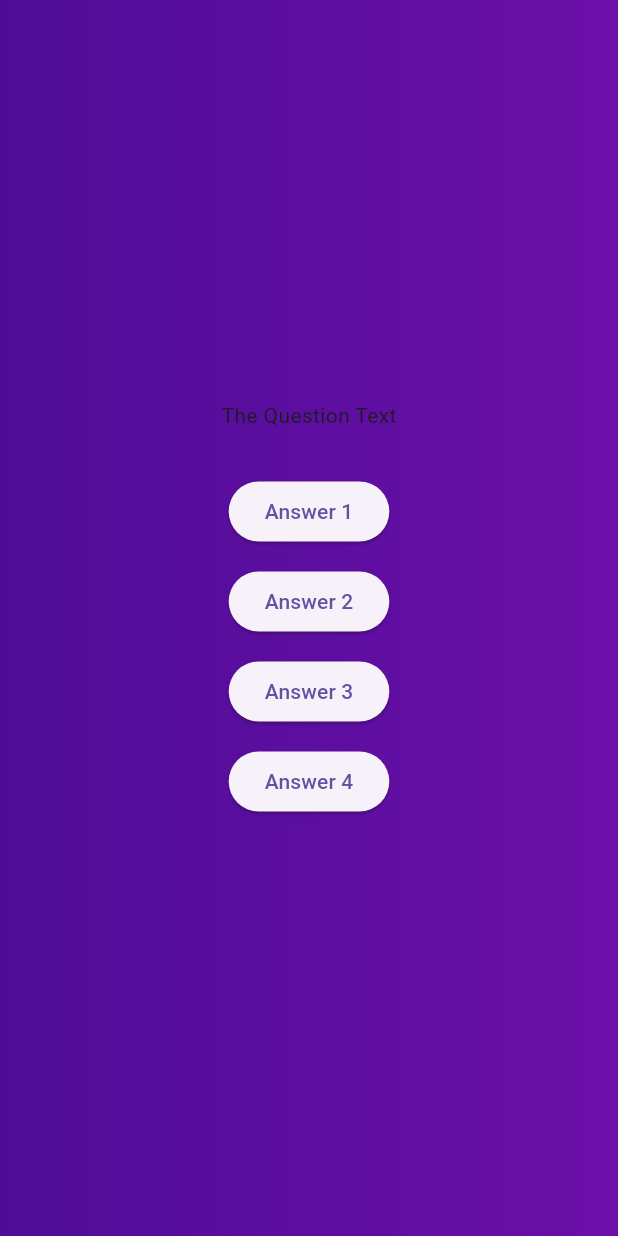
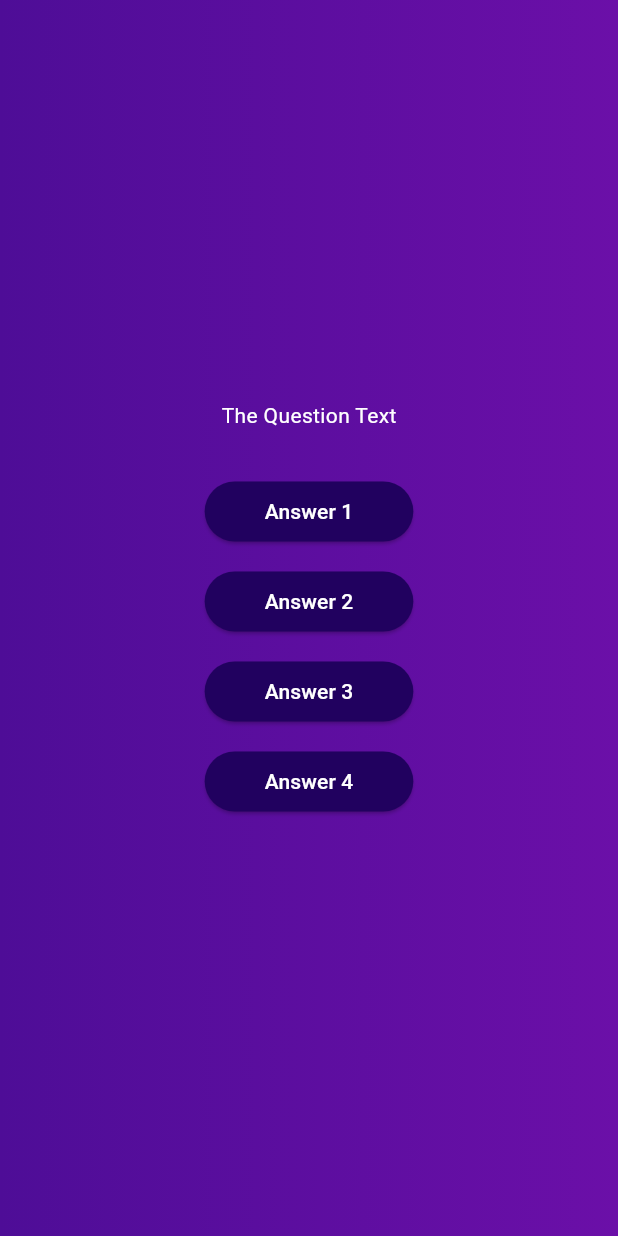
Before and after one commit to djkemmet/GH-Flutter-Bootcamp, a Flutter app: the screen it shows after launch, after a tap on "Start Quiz", on a phone screen of 412 x 824 dp. Run offline on Flutter 3.47's test engine with Material 3 defaults, Android fonts, the phone set to English and light mode, and no system bars.

Commit message:
S3V68 - Creating a Reusable, Custom Styled Button

```diff
--- /dev/null
+++ b/adv_basics/lib/answer_button.dart
@@ -0,0 +1,29 @@
+import 'package:flutter/material.dart';
+
+class AnswerButton extends StatelessWidget {
+  //Class Proeperties
+  final String value;
+  final void Function() onTap;
+
+  //Class Constructor
+  const AnswerButton({required this.value, required this.onTap, super.key});
+
+  @override
+  Widget build(BuildContext context) {
+    return ElevatedButton(
+      onPressed: onTap,
+      style: ElevatedButton.styleFrom(
+        padding: const EdgeInsets.symmetric(
+          vertical: 10,
+          horizontal: 40,
+        ),
+        backgroundColor: const Color.fromARGB(255, 33, 1, 95),
+        foregroundColor: Colors.white,
+        shape: RoundedRectangleBorder(
+          borderRadius: BorderRadius.circular(40),
+        ),
+      ),
+      child: Text(value),
+    );
+  }
+}
--- a/adv_basics/lib/questions_screen.dart
+++ b/adv_basics/lib/questions_screen.dart
@@ -1,5 +1,6 @@
 // needs to be a stateful widget
 import 'package:flutter/material.dart';
+import 'package:adv_basics/answer_button.dart';
 
 class QuestionsScreenView extends StatefulWidget {
   const QuestionsScreenView({super.key});
@@ -16,16 +17,31 @@ class _QuestionsScreenViewState extends State<QuestionsScreenView> {
     return Column(
       mainAxisAlignment: MainAxisAlignment.center,
       children: <Widget>[
-        const Text("The Question Text"),
+        const Text(
+          "The Question Text",
+          style: TextStyle(color: Colors.white),
+        ),
         const SizedBox(height: 30),
-        ElevatedButton(onPressed: () {}, child: const Text('Answer 1')),
-        const SizedBox(height:12),
-        ElevatedButton(onPressed: () {}, child: const Text('Answer 2')),
-        const SizedBox(height:12),
-        ElevatedButton(onPressed: () {}, child: const Text('Answer 3')),
-        const SizedBox(height:12),
-        ElevatedButton(onPressed: () {}, child: const Text('Answer 4')),
-        const SizedBox(height:12),
+        AnswerButton(
+          value: "Answer 1",
+          onTap: () {},
+        ),
+        const SizedBox(height: 12),
+        AnswerButton(
+          value: "Answer 2",
+          onTap: () {},
+        ),
+        const SizedBox(height: 12),
+        AnswerButton(
+          value: "Answer 3",
+          onTap: () {},
+        ),
+        const SizedBox(height: 12),
+        AnswerButton(
+          value: "Answer 4",
+          onTap: () {},
+        ),
+        const SizedBox(height: 12),
       ],
     );
   }
```
